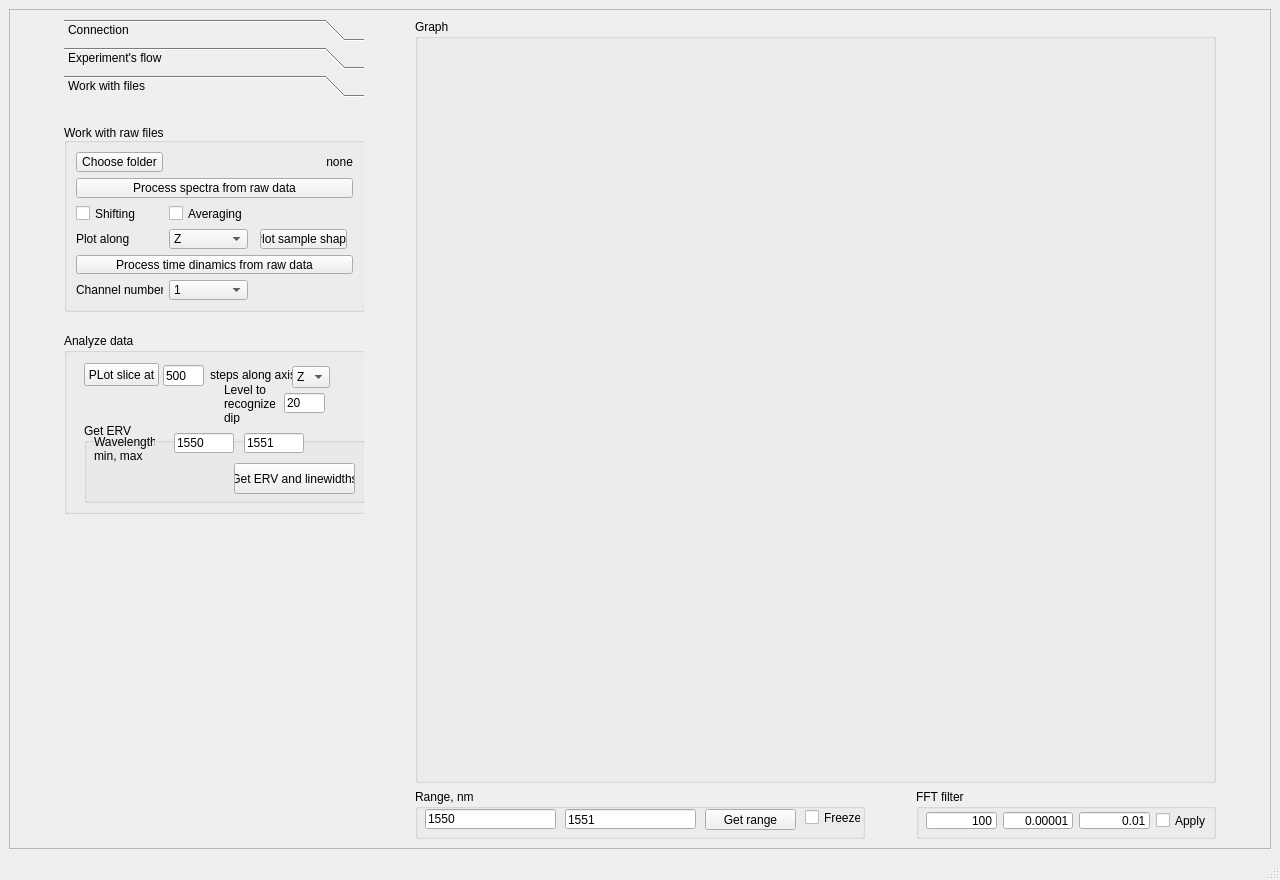
Qt form Windows/UIs/MainWindow.ui (al509/ScanLoop) before a commit.
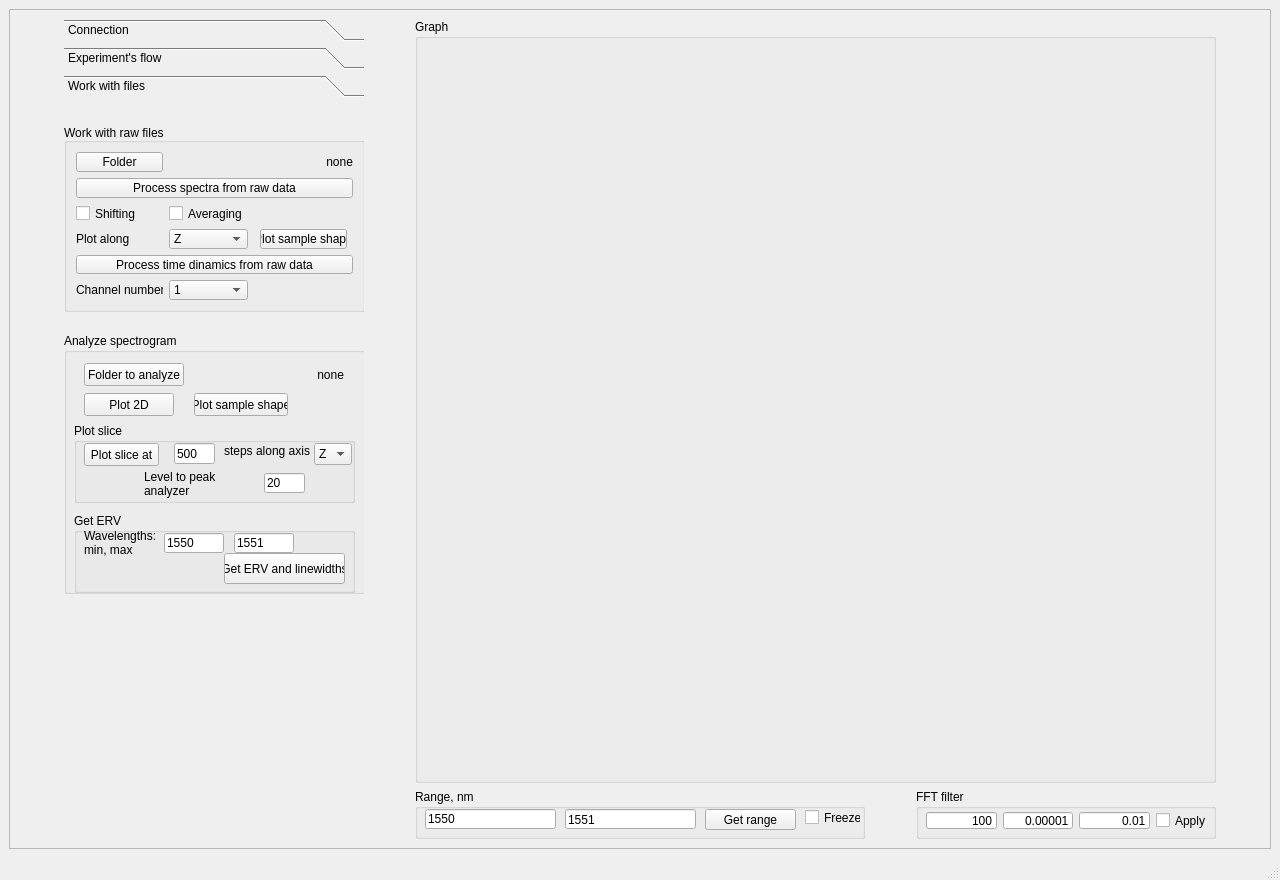
The same form after that commit. The open tabs and pages were chosen to show the change.

Commit message:
v.15.7 Debug Analyzer etc
Debugged figure appearence
Add analyzing of preprocessed data in arbitrary folder
Debug TD processing (issue with file names)

The edit to the form file:
```diff
--- a/Windows/UIs/MainWindow.ui
+++ b/Windows/UIs/MainWindow.ui
@@ -1309,7 +1309,7 @@
              <item row="0" column="0">
               <widget class="QPushButton" name="pushButton_choose_folder_to_process">
                <property name="text">
-                <string>Choose folder</string>
+                <string>Folder</string>
                </property>
               </widget>
              </item>
@@ -1437,96 +1437,17 @@
               <x>0</x>
               <y>230</y>
               <width>311</width>
-              <height>181</height>
+              <height>261</height>
              </rect>
             </property>
             <property name="title">
-             <string>Analyze data</string>
+             <string>Analyze spectrogram</string>
             </property>
-            <widget class="QPushButton" name="pushButton__analyzer_plotSlice">
-             <property name="geometry">
-              <rect>
-               <x>20</x>
-               <y>30</y>
-               <width>75</width>
-               <height>23</height>
-              </rect>
-             </property>
-             <property name="text">
-              <string>PLot slice at</string>
-             </property>
-            </widget>
-            <widget class="QLineEdit" name="lineEdit_slice_position">
-             <property name="geometry">
-              <rect>
-               <x>99</x>
-               <y>32</y>
-               <width>41</width>
-               <height>21</height>
-              </rect>
-             </property>
-             <property name="text">
-              <string>500</string>
-             </property>
-            </widget>
-            <widget class="QLabel" name="label_14">
-             <property name="geometry">
-              <rect>
-               <x>146</x>
-               <y>34</y>
-               <width>91</width>
-               <height>16</height>
-              </rect>
-             </property>
-             <property name="text">
-              <string>steps along axis</string>
-             </property>
-            </widget>
-            <widget class="QComboBox" name="comboBox_axis_to_analyze_along_arb_data">
-             <property name="geometry">
-              <rect>
-               <x>228</x>
-               <y>33</y>
-               <width>61</width>
-               <height>20</height>
-              </rect>
-             </property>
-             <property name="sizePolicy">
-              <sizepolicy hsizetype="Maximum" vsizetype="Fixed">
-               <horstretch>0</horstretch>
-               <verstretch>0</verstretch>
-              </sizepolicy>
-             </property>
-             <property name="toolTip">
-              <string>Choose channel to plot</string>
-             </property>
-             <property name="currentIndex">
-              <number>2</number>
-             </property>
-             <property name="sizeAdjustPolicy">
-              <enum>QComboBox::AdjustToContents</enum>
-             </property>
-             <item>
-              <property name="text">
-               <string>X</string>
-              </property>
-             </item>
-             <item>
-              <property name="text">
-               <string>Y</string>
-              </property>
-             </item>
-             <item>
-              <property name="text">
-               <string>Z</string>
-              </property>
-             </item>
-            </widget>
             <widget class="QGroupBox" name="groupBox_2">
              <property name="geometry">
               <rect>
-               <x>20</x>
-               <y>90</y>
+               <x>10</x>
+               <y>180</y>
                <width>281</width>
                <height>80</height>
               </rect>
@@ -1551,7 +1472,7 @@
               <property name="geometry">
                <rect>
                 <x>90</x>
-                <y>10</y>
+                <y>20</y>
                 <width>60</width>
                 <height>20</height>
                </rect>
@@ -1564,8 +1485,8 @@
               <property name="geometry">
                <rect>
                 <x>10</x>
-                <y>10</y>
-                <width>61</width>
+                <y>14</y>
+                <width>81</width>
                 <height>31</height>
                </rect>
               </property>
@@ -1580,7 +1501,7 @@
               <property name="geometry">
                <rect>
                 <x>160</x>
-                <y>10</y>
+                <y>20</y>
                 <width>60</width>
                 <height>20</height>
                </rect>
@@ -1590,35 +1511,182 @@
               </property>
              </widget>
             </widget>
-            <widget class="QLabel" name="label_17">
+            <widget class="QPushButton" name="pushButton_analyzer_choose_file_spectrogram">
              <property name="geometry">
               <rect>
-               <x>160</x>
-               <y>50</y>
-               <width>51</width>
-               <height>41</height>
+               <x>20</x>
+               <y>30</y>
+               <width>100</width>
+               <height>23</height>
               </rect>
              </property>
              <property name="text">
-              <string>Level to recognize dip</string>
+              <string>Folder to analyze</string>
              </property>
-             <property name="wordWrap">
-              <bool>true</bool>
+            </widget>
+            <widget class="QLabel" name="label_analyzer_folder">
+             <property name="geometry">
+              <rect>
+               <x>159</x>
+               <y>30</y>
+               <width>121</width>
+               <height>23</height>
+              </rect>
              </property>
+             <property name="text">
+              <string>none</string>
+             </property>
+             <property name="alignment">
+              <set>Qt::AlignRight|Qt::AlignTrailing|Qt::AlignVCenter</set>
+             </property>
             </widget>
-            <widget class="QLineEdit" name="lineEdit_analyzer_resonance_level">
+            <widget class="QPushButton" name="pushButton_analyzer_plot2D">
              <property name="geometry">
               <rect>
-               <x>220</x>
+               <x>20</x>
                <y>60</y>
-               <width>41</width>
-               <height>20</height>
+               <width>90</width>
+               <height>23</height>
               </rect>
              </property>
              <property name="text">
-              <string>20</string>
+              <string>Plot 2D</string>
              </property>
             </widget>
+            <widget class="QPushButton" name="pushButton_analyzer_plotSampleShape">
+             <property name="geometry">
+              <rect>
+               <x>130</x>
+               <y>60</y>
+               <width>94</width>
+               <height>23</height>
+              </rect>
+             </property>
+             <property name="text">
+              <string>Plot sample shape</string>
+             </property>
+            </widget>
+            <widget class="QGroupBox" name="groupBox_4">
+             <property name="geometry">
+              <rect>
+               <x>10</x>
+               <y>90</y>
+               <width>281</width>
+               <height>80</height>
+              </rect>
+             </property>
+             <property name="title">
+              <string>Plot slice</string>
+             </property>
+             <widget class="QPushButton" name="pushButton_analyzer_plotSlice">
+              <property name="geometry">
+               <rect>
+                <x>10</x>
+                <y>20</y>
+                <width>75</width>
+                <height>23</height>
+               </rect>
+              </property>
+              <property name="text">
+               <string>Plot slice at</string>
+              </property>
+             </widget>
+             <widget class="QLineEdit" name="lineEdit_slice_position">
+              <property name="geometry">
+               <rect>
+                <x>100</x>
+                <y>20</y>
+                <width>41</width>
+                <height>21</height>
+               </rect>
+              </property>
+              <property name="text">
+               <string>500</string>
+              </property>
+             </widget>
+             <widget class="QLabel" name="label_14">
+              <property name="geometry">
+               <rect>
+                <x>150</x>
+                <y>20</y>
+                <width>91</width>
+                <height>16</height>
+               </rect>
+              </property>
+              <property name="text">
+               <string>steps along axis</string>
+              </property>
+             </widget>
+             <widget class="QComboBox" name="comboBox_axis_to_analyze_along_arb_data">
+              <property name="geometry">
+               <rect>
+                <x>240</x>
+                <y>20</y>
+                <width>33</width>
+                <height>20</height>
+               </rect>
+              </property>
+              <property name="sizePolicy">
+               <sizepolicy hsizetype="Maximum" vsizetype="Fixed">
+                <horstretch>0</horstretch>
+                <verstretch>0</verstretch>
+               </sizepolicy>
+              </property>
+              <property name="toolTip">
+               <string>Choose channel to plot</string>
+              </property>
+              <property name="currentIndex">
+               <number>2</number>
+              </property>
+              <property name="sizeAdjustPolicy">
+               <enum>QComboBox::AdjustToContents</enum>
+              </property>
+              <item>
+               <property name="text">
+                <string>X</string>
+               </property>
+              </item>
+              <item>
+               <property name="text">
+                <string>Y</string>
+               </property>
+              </item>
+              <item>
+               <property name="text">
+                <string>Z</string>
+               </property>
+              </item>
+             </widget>
+             <widget class="QLabel" name="label_17">
+              <property name="geometry">
+               <rect>
+                <x>70</x>
+                <y>40</y>
+                <width>111</width>
+                <height>41</height>
+               </rect>
+              </property>
+              <property name="text">
+               <string>Level to peak analyzer</string>
+              </property>
+              <property name="wordWrap">
+               <bool>true</bool>
+              </property>
+             </widget>
+             <widget class="QLineEdit" name="lineEdit_analyzer_resonance_level">
+              <property name="geometry">
+               <rect>
+                <x>190</x>
+                <y>50</y>
+                <width>41</width>
+                <height>20</height>
+               </rect>
+              </property>
+              <property name="text">
+               <string>20</string>
+              </property>
+             </widget>
+            </widget>
            </widget>
           </widget>
          </widget>
```
Left out of the diff: 2 changed lines with no effect on the pictures. The commit also changes 12 other files.
